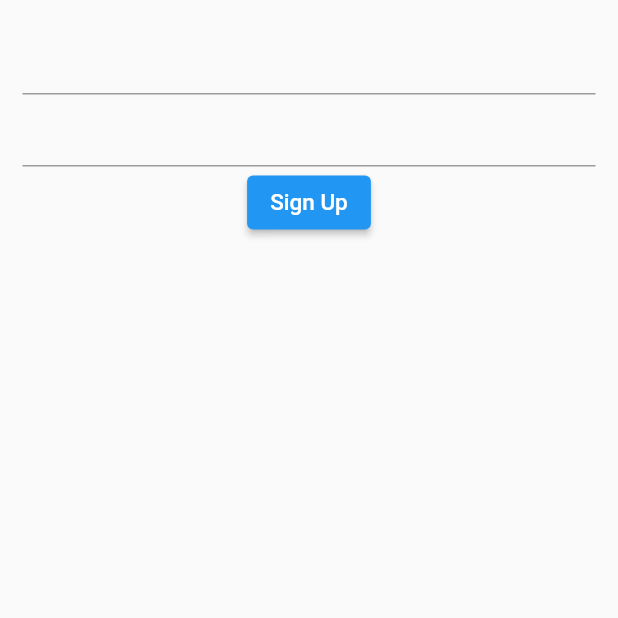
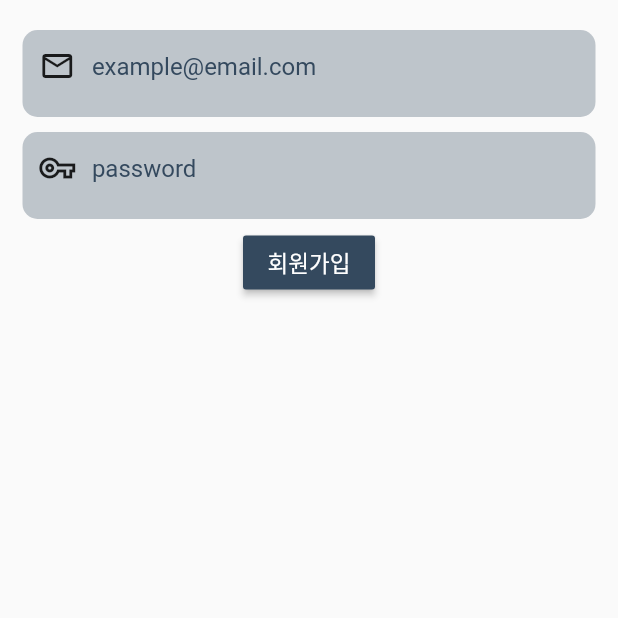
Before and after one commit to MMMIIIN/daily_report, a Flutter app: the SignUpPage screen opened directly, on a phone screen of 412 x 824 dp, the top half of it. Run offline on Flutter 3.47's test engine with Material 2 defaults, Android fonts, the phone set to English and light mode, and no system bars; our stand-ins replace cloud_firestore, firebase_auth, firebase_core, fl_chart, get, get_storage and 2 more; missing offline and left inert: time_range_picker; accounts and stored records are empty; network calls fail; Roboto replaces fonts that are missing (Hyemin).

Commit message:
signup 수정

```diff
--- /dev/null
+++ b/lib/src/pages/signup/signup_controller.dart
@@ -0,0 +1,35 @@
+import 'package:flutter/material.dart';
+import 'package:get/get.dart';
+
+class SignUpController extends GetxController{
+  var signupEmailController = TextEditingController().obs;
+  var signupPasswordController = TextEditingController().obs;
+  RxString signupEmail = ''.obs;
+  RxString signupPassword = ''.obs;
+  RxBool checkEmail = true.obs;
+  RxBool checkPassword = true.obs;
+
+  void setSignupEmail(String email) {
+    signupEmail(email);
+  }
+
+  void setSignupPassword(String password){
+    signupPassword(password);
+  }
+
+  void setCheckEmail() {
+    if(signupEmail.value.isEmpty || signupEmail.value.contains('@')){
+      checkEmail(true);
+    }else {
+      checkEmail(false);
+    }
+  }
+
+  void setCheckPassword() {
+    if(signupPassword.value.isEmpty || signupPassword.value.length > 5){
+      checkPassword(true);
+    } else{
+      checkPassword(false);
+    }
+  }
+}
--- a/lib/src/pages/signup/signup_page.dart
+++ b/lib/src/pages/signup/signup_page.dart
@@ -1,29 +1,151 @@
+import 'package:daily_report/color.dart';
+import 'package:daily_report/src/pages/signup/signup_controller.dart';
 import 'package:firebase_auth/firebase_auth.dart';
 import 'package:flutter/material.dart';
+import 'package:get/get.dart';
 
 class SignUpPage extends StatelessWidget {
-  final TextEditingController _emailcontroller = TextEditingController();
-  final TextEditingController _passwordcontroller = TextEditingController();
+  final SignUpController _signUpController = Get.put(SignUpController());
+
+  Widget signupEmailField() {
+    return Padding(
+      padding: EdgeInsets.symmetric(vertical: 5),
+      child: Container(
+        padding: EdgeInsets.fromLTRB(5, 0, 5, 10),
+        decoration: BoxDecoration(
+          color: primaryColor.withOpacity(0.3),
+          borderRadius: BorderRadius.circular(10),
+        ),
+        child: Row(
+          mainAxisAlignment: MainAxisAlignment.spaceEvenly,
+          children: [
+            Icon(Icons.email_outlined),
+            Container(
+              padding: EdgeInsets.only(left: 5),
+              width: Get.mediaQuery.size.width * 0.8,
+              child: TextField(
+                onChanged: (text) {
+                  _signUpController.setSignupEmail(text);
+                  _signUpController.setCheckEmail();
+                },
+                obscureText: false,
+                cursorColor: primaryColor,
+                controller: _signUpController.signupEmailController.value,
+                decoration: InputDecoration(
+                  errorText: _signUpController.checkEmail.value
+                      ? null
+                      : '이메일 형식이 아닙니다.',
+                  hintText: 'example@email.com',
+                  hintStyle: TextStyle(
+                    color: primaryColor,
+                    fontSize: 16,
+                  ),
+                  focusColor: primaryColor,
+                  suffixIcon: _signUpController.signupEmail.value == ''
+                      ? null
+                      : IconButton(
+                          icon: Icon(Icons.cancel_outlined),
+                          onPressed: () {
+                            _signUpController.signupEmailController.value
+                                .clear();
+                            _signUpController.signupEmail('');
+                          },
+                        ),
+                  enabledBorder: UnderlineInputBorder(
+                    borderSide: BorderSide(color: Colors.transparent),
+                  ),
+                ),
+              ),
+            ),
+          ],
+        ),
+      ),
+    );
+  }
+
+  Widget signupPasswordField() {
+    return Padding(
+      padding: EdgeInsets.symmetric(vertical: 5),
+      child: Container(
+        padding: EdgeInsets.fromLTRB(5, 0, 5, 10),
+        decoration: BoxDecoration(
+          color: primaryColor.withOpacity(0.3),
+          borderRadius: BorderRadius.circular(10),
+        ),
+        child: Row(
+          mainAxisAlignment: MainAxisAlignment.spaceEvenly,
+          children: [
+            Icon(Icons.vpn_key_outlined),
+            Container(
+              padding: EdgeInsets.only(left: 5),
+              width: Get.mediaQuery.size.width * 0.8,
+              child: TextField(
+                onChanged: (text) {
+                  _signUpController.setSignupPassword(text);
+                  _signUpController.setCheckPassword();
+                },
+                obscureText: false,
+                cursorColor: primaryColor,
+                controller: _signUpController.signupPasswordController.value,
+                decoration: InputDecoration(
+                  errorText: _signUpController.checkPassword.value
+                      ? null
+                      : '비밀번호가 너무 짧습니다.',
+                  hintText: 'password',
+                  hintStyle: TextStyle(
+                    color: primaryColor,
+                    fontSize: 16,
+                  ),
+                  focusColor: primaryColor,
+                  suffixIcon: _signUpController.signupPassword.value == ''
+                      ? null
+                      : IconButton(
+                          icon: Icon(Icons.cancel_outlined),
+                          onPressed: () {
+                            _signUpController.signupPasswordController.value
+                                .clear();
+                            _signUpController.signupPassword('');
+                          },
+                        ),
+                  enabledBorder: UnderlineInputBorder(
+                    borderSide: BorderSide(color: Colors.transparent),
+                  ),
+                ),
+              ),
+            ),
+          ],
+        ),
+      ),
+    );
+  }
 
   @override
   Widget build(BuildContext context) {
     return Scaffold(
       body: SafeArea(
         child: Padding(
-          padding: const EdgeInsets.all(15.0),
-          child: Column(
-            children: [
-              TextField(
-                controller: _emailcontroller,
+            padding: const EdgeInsets.all(15.0),
+            child: Obx(
+              () => Column(
+                children: [
+                  signupEmailField(),
+                  signupPasswordField(),
+                  MaterialButton(
+                    color: primaryColor,
+                    onPressed: () {
+                      signUp(
+                          _signUpController.signupEmailController.value.text,
+                          _signUpController
+                              .signupPasswordController.value.text);
+                    },
+                    child: Text(
+                      '회원가입',
+                      style: TextStyle(color: Colors.white),
+                    ),
+                  ),
+                ],
               ),
-              TextField(
-                obscureText: true,
-                controller: _passwordcontroller,),
-              ElevatedButton(onPressed: (){
-                signUp(_emailcontroller.text, _passwordcontroller.text);
-              }, child: Text('Sign Up'))
-            ],
-          ),
+            ),
         ),
       ),
     );
```
Also changed, not shown: lib/src/pages/login/login_controller.dart (+6 -3 lines), lib/src/pages/login/login_page.dart (+34 -32 lines), lib/src/pages/settings/settings_page.dart (+9 -1 lines).
